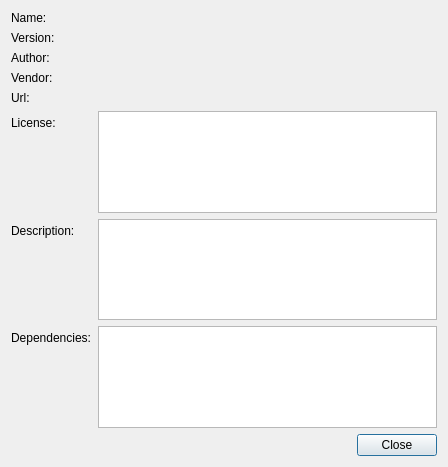
Qt form src/libs/optionsystem/PluginDetailsView.ui (quendimax/kirawnik) before a commit.
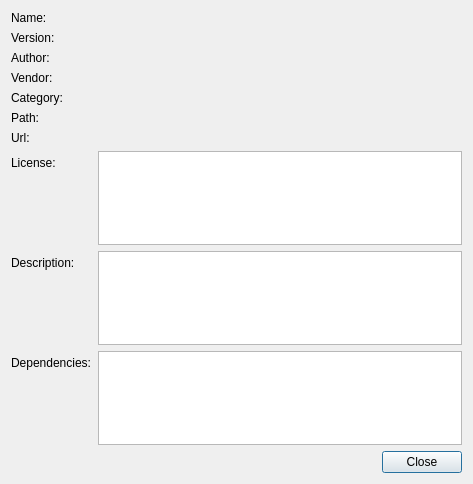
The same form after that commit.

Commit message: Added viewing of plugin information

```diff
--- a/src/libs/optionsystem/PluginDetailsView.ui
+++ b/src/libs/optionsystem/PluginDetailsView.ui
@@ -6,8 +6,8 @@
    <rect>
     <x>0</x>
     <y>0</y>
-    <width>448</width>
-    <height>467</height>
+    <width>473</width>
+    <height>484</height>
    </rect>
   </property>
   <property name="windowTitle">
@@ -73,47 +73,95 @@
       </widget>
      </item>
      <item row="4" column="0">
+      <widget class="QLabel" name="label_9">
+       <property name="text">
+        <string>Category:</string>
+       </property>
+      </widget>
+     </item>
+     <item row="4" column="1">
+      <widget class="QLabel" name="categoryLabel">
+       <property name="text">
+        <string/>
+       </property>
+       <property name="openExternalLinks">
+        <bool>true</bool>
+       </property>
+       <property name="textInteractionFlags">
+        <set>Qt::LinksAccessibleByMouse|Qt::TextSelectableByMouse</set>
+       </property>
+      </widget>
+     </item>
+     <item row="5" column="0">
+      <widget class="QLabel" name="label_10">
+       <property name="text">
+        <string>Path:</string>
+       </property>
+      </widget>
+     </item>
+     <item row="5" column="1">
+      <widget class="QLabel" name="pathLabel">
+       <property name="text">
+        <string/>
+       </property>
+       <property name="openExternalLinks">
+        <bool>true</bool>
+       </property>
+       <property name="textInteractionFlags">
+        <set>Qt::LinksAccessibleByMouse|Qt::TextSelectableByMouse</set>
+       </property>
+      </widget>
+     </item>
+     <item row="6" column="0">
       <widget class="QLabel" name="label_5">
        <property name="text">
         <string>Url:</string>
        </property>
       </widget>
      </item>
-     <item row="4" column="1">
+     <item row="6" column="1">
       <widget class="QLabel" name="urlLabel">
        <property name="text">
         <string/>
        </property>
       </widget>
      </item>
-     <item row="5" column="0">
+     <item row="7" column="0">
       <widget class="QLabel" name="label_6">
        <property name="text">
         <string>License:</string>
        </property>
       </widget>
      </item>
-     <item row="5" column="1">
-      <widget class="QPlainTextEdit" name="licenseTextEdit"/>
+     <item row="7" column="1">
+      <widget class="QPlainTextEdit" name="licenseTextEdit">
+       <property name="readOnly">
+        <bool>true</bool>
+       </property>
+      </widget>
      </item>
-     <item row="6" column="0">
+     <item row="8" column="0">
       <widget class="QLabel" name="label_7">
        <property name="text">
         <string>Description:</string>
        </property>
       </widget>
      </item>
-     <item row="6" column="1">
-      <widget class="QPlainTextEdit" name="descriptionTextEdit"/>
+     <item row="8" column="1">
+      <widget class="QPlainTextEdit" name="descriptionTextEdit">
+       <property name="readOnly">
+        <bool>true</bool>
+       </property>
+      </widget>
      </item>
-     <item row="7" column="0">
+     <item row="9" column="0">
       <widget class="QLabel" name="label_8">
        <property name="text">
         <string>Dependencies:</string>
        </property>
       </widget>
      </item>
-     <item row="7" column="1">
+     <item row="9" column="1">
       <widget class="QListWidget" name="dependListWidget"/>
      </item>
     </layout>
```
Left out of the diff: 30 changed lines with no effect on the pictures. The commit also changes 9 other files.
